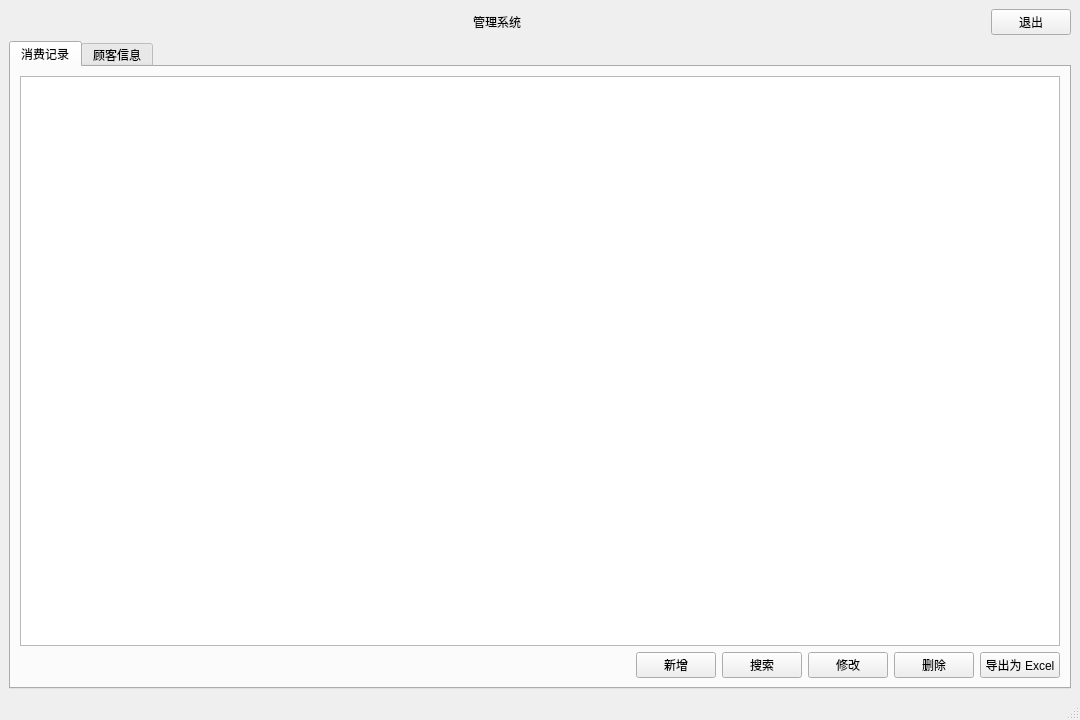
The window that mainwindow.ui (rainlowing/QtCustomerManagementSystem) describes before a commit, drawn with Qt 5.
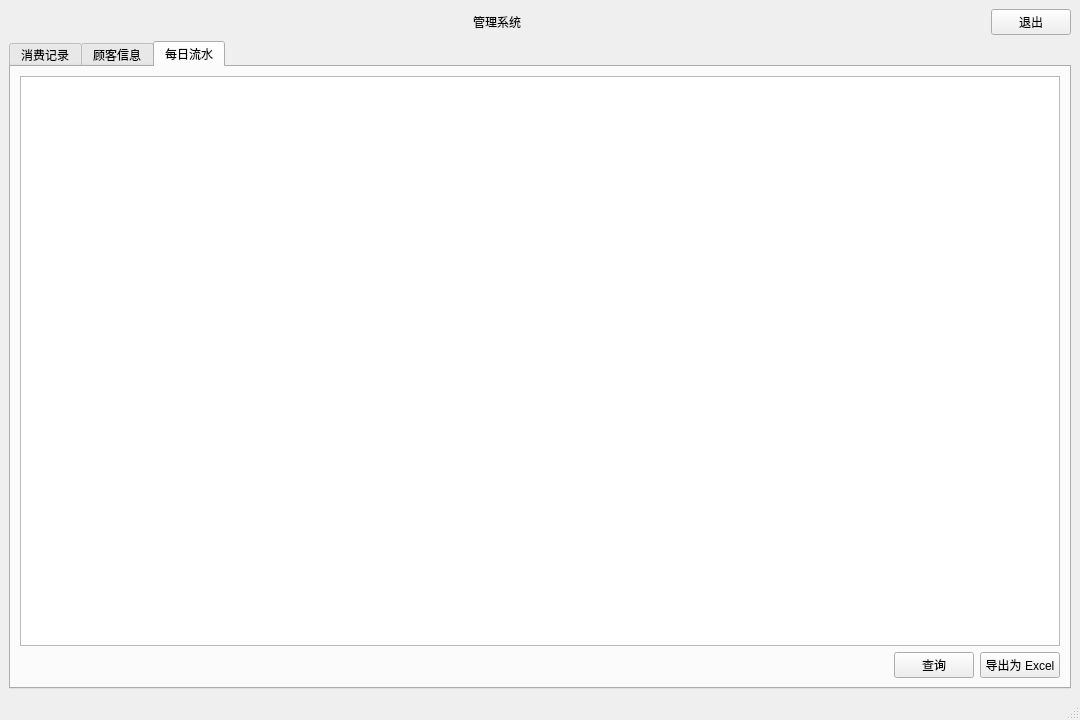
The same window after the commit. The open tabs and pages were chosen to show the change.

Commit message: complete customer insert&search

```diff
--- a/mainwindow.ui
+++ b/mainwindow.ui
@@ -109,7 +109,7 @@
           <item>
            <widget class="QPushButton" name="cp_searchButton">
             <property name="text">
-             <string>搜索</string>
+             <string>查询</string>
             </property>
            </widget>
           </item>
@@ -203,6 +203,47 @@
         </item>
        </layout>
       </widget>
+      <widget class="QWidget" name="dailyViewTab">
+       <attribute name="title">
+        <string>每日流水</string>
+       </attribute>
+       <layout class="QGridLayout" name="gridLayout_4">
+        <item row="0" column="0">
+         <widget class="QTableView" name="dailyTableView"/>
+        </item>
+        <item row="1" column="0">
+         <layout class="QHBoxLayout" name="horizontalLayout_4">
+          <item>
+           <spacer name="horizontalSpacer_5">
+            <property name="orientation">
+             <enum>Qt::Orientation::Horizontal</enum>
+            </property>
+            <property name="sizeHint" stdset="0">
+             <size>
+              <width>40</width>
+              <height>20</height>
+             </size>
+            </property>
+           </spacer>
+          </item>
+          <item>
+           <widget class="QPushButton" name="da_searchButton">
+            <property name="text">
+             <string>查询</string>
+            </property>
+           </widget>
+          </item>
+          <item>
+           <widget class="QPushButton" name="pushButton">
+            <property name="text">
+             <string>导出为 Excel</string>
+            </property>
+           </widget>
+          </item>
+         </layout>
+        </item>
+       </layout>
+      </widget>
      </widget>
     </item>
    </layout>
```
The commit also changes 16 other files.
